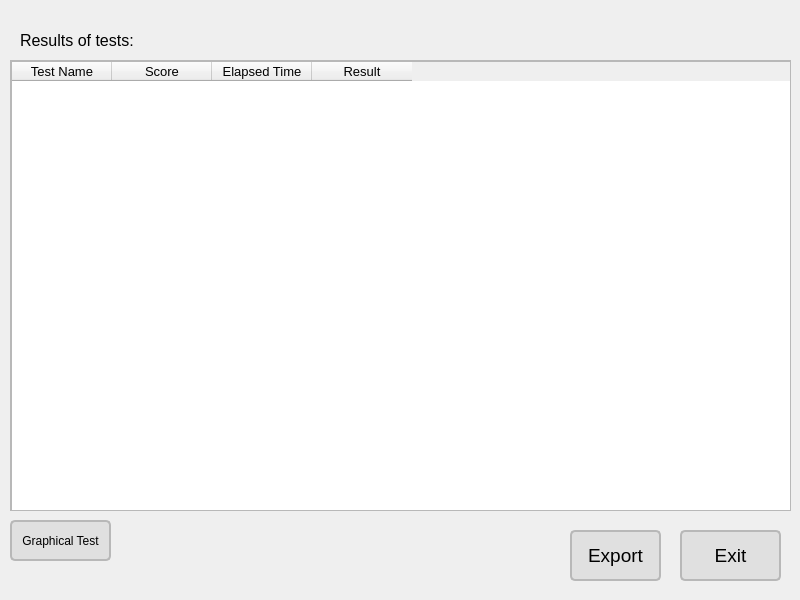
First picture: the form in gui/ui/Results.ui, repository Mitt33/rngTest, before the edit.
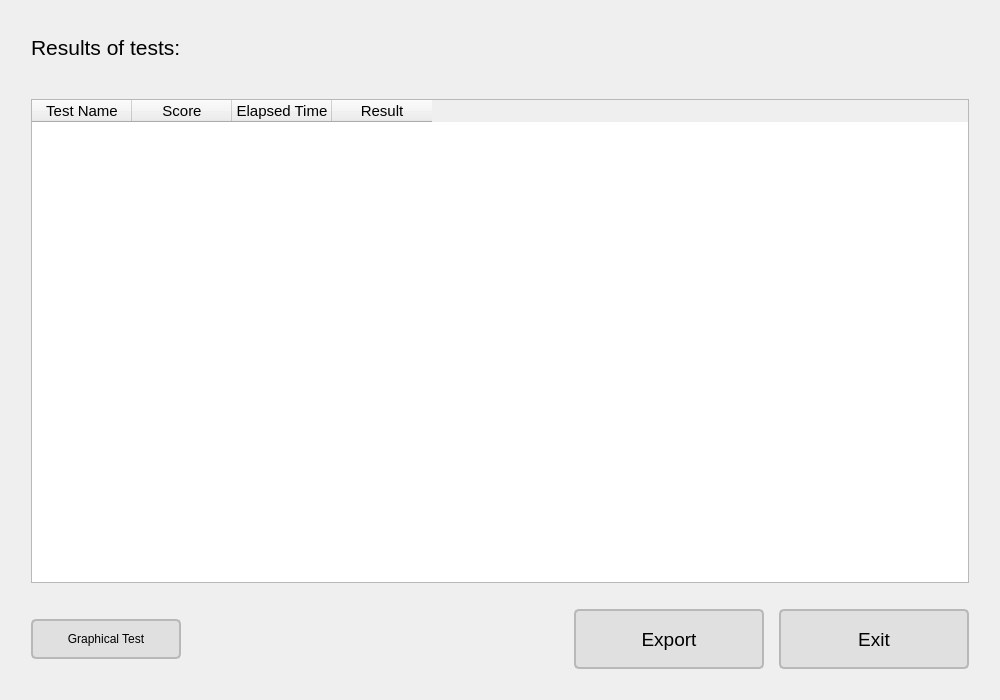
Second picture: the form after the edit.

The edit to the form file:
```diff
--- a/gui/ui/Results.ui
+++ b/gui/ui/Results.ui
@@ -6,95 +6,85 @@
    <rect>
     <x>0</x>
     <y>0</y>
-    <width>800</width>
-    <height>600</height>
+    <width>1000</width>
+    <height>700</height>
    </rect>
   </property>
   <property name="windowTitle">
    <string>Form</string>
   </property>
+  <layout class="QVBoxLayout" name="verticalLayout" stretch="2,14,3">
+   <item>
+    <layout class="QHBoxLayout" name="horizontalLayout">
+     <property name="leftMargin">
+      <number>20</number>
+     </property>
+     <property name="topMargin">
+      <number>10</number>
+     </property>
+     <property name="rightMargin">
+      <number>20</number>
+     </property>
+     <property name="bottomMargin">
+      <number>10</number>
+     </property>
+     <item>
   <widget class="QLabel" name="label">
-   <property name="geometry">
-    <rect>
-     <x>20</x>
-     <y>20</y>
-     <width>181</width>
-     <height>41</height>
-    </rect>
+       <property name="minimumSize">
+        <size>
+         <width>200</width>
+         <height>40</height>
+        </size>
    </property>
    <property name="font">
     <font>
-     <pointsize>12</pointsize>
+         <pointsize>16</pointsize>
     </font>
    </property>
    <property name="text">
     <string>Results of tests:</string>
    </property>
   </widget>
-  <widget class="QPushButton" name="exit_btn">
-   <property name="geometry">
-    <rect>
-     <x>680</x>
-     <y>530</y>
-     <width>101</width>
-     <height>51</height>
-    </rect>
+     </item>
+     <item>
+      <widget class="QLabel" name="time_label">
+       <property name="minimumSize">
+        <size>
+         <width>150</width>
+         <height>40</height>
+        </size>
    </property>
    <property name="font">
     <font>
-     <pointsize>14</pointsize>
-    </font>
-   </property>
-   <property name="styleSheet">
-    <string notr="true">QPushButton {
-    background-color: rgb(224, 224, 224);
-    border-radius: 5px;
-    border: 2px solid rgb(184, 184, 184);
-    padding: 6px;
-}
-
-QPushButton:hover {
-    background-color: rgb(200, 200, 200);
-    border: 2px solid rgb(154, 154, 154);
-}</string>
-   </property>
+         <pointsize>12</pointsize>
+        </font>
+       </property>
    <property name="text">
-    <string>Exit</string>
-   </property>
-  </widget>
-  <widget class="QScrollArea" name="scrollArea">
-   <property name="geometry">
-    <rect>
-     <x>10</x>
-     <y>60</y>
-     <width>781</width>
-     <height>451</height>
-    </rect>
-   </property>
-   <property name="widgetResizable">
-    <bool>true</bool>
-   </property>
-   <widget class="QWidget" name="scrollAreaWidgetContents">
-    <property name="geometry">
-     <rect>
-      <x>0</x>
-      <y>0</y>
-      <width>779</width>
-      <height>449</height>
-     </rect>
-    </property>
+        <string/>
+       </property>
+      </widget>
+     </item>
+    </layout>
+   </item>
+   <item>
+    <layout class="QVBoxLayout" name="verticalLayout_2">
+     <property name="leftMargin">
+      <number>20</number>
+     </property>
+     <property name="topMargin">
+      <number>10</number>
+     </property>
+     <property name="rightMargin">
+      <number>20</number>
+     </property>
+     <property name="bottomMargin">
+      <number>10</number>
+     </property>
+     <item>
     <widget class="QTableWidget" name="tableWidget">
-     <property name="geometry">
-      <rect>
-       <x>0</x>
-       <y>0</y>
-       <width>781</width>
-       <height>451</height>
-      </rect>
-     </property>
      <property name="font">
       <font>
-       <pointsize>10</pointsize>
+         <pointsize>11</pointsize>
       </font>
      </property>
      <property name="sizeAdjustPolicy">
@@ -121,16 +111,39 @@
       </property>
      </column>
     </widget>
-   </widget>
-  </widget>
+     </item>
+    </layout>
+   </item>
+   <item>
+    <layout class="QHBoxLayout" name="horizontalLayout_2">
+     <property name="spacing">
+      <number>15</number>
+     </property>
+     <property name="leftMargin">
+      <number>20</number>
+     </property>
+     <property name="topMargin">
+      <number>10</number>
+     </property>
+     <property name="rightMargin">
+      <number>20</number>
+     </property>
+     <property name="bottomMargin">
+      <number>20</number>
+     </property>
+     <item>
   <widget class="QPushButton" name="graphical_btn">
-   <property name="geometry">
-    <rect>
-     <x>10</x>
-     <y>520</y>
-     <width>101</width>
-     <height>41</height>
-    </rect>
+       <property name="sizePolicy">
+        <sizepolicy hsizetype="Fixed" vsizetype="Fixed">
+         <horstretch>0</horstretch>
+         <verstretch>0</verstretch>
+        </sizepolicy>
+       </property>
+       <property name="minimumSize">
+        <size>
+         <width>150</width>
+         <height>40</height>
+        </size>
    </property>
    <property name="font">
     <font>
@@ -154,14 +167,33 @@
     <string>Graphical Test</string>
    </property>
   </widget>
+     </item>
+     <item>
+      <spacer name="horizontalSpacer">
+       <property name="orientation">
+        <enum>Qt::Horizontal</enum>
+       </property>
+       <property name="sizeHint" stdset="0">
+        <size>
+         <width>40</width>
+         <height>20</height>
+        </size>
+       </property>
+      </spacer>
+     </item>
+     <item>
   <widget class="QPushButton" name="export_btn">
-   <property name="geometry">
-    <rect>
-     <x>570</x>
-     <y>530</y>
-     <width>91</width>
-     <height>51</height>
-    </rect>
+       <property name="sizePolicy">
+        <sizepolicy hsizetype="Fixed" vsizetype="Fixed">
+         <horstretch>0</horstretch>
+         <verstretch>0</verstretch>
+        </sizepolicy>
+       </property>
+       <property name="minimumSize">
+        <size>
+         <width>190</width>
+         <height>60</height>
+        </size>
    </property>
    <property name="font">
     <font>
@@ -185,6 +217,47 @@
     <string>Export</string>
    </property>
   </widget>
+     </item>
+     <item>
+      <widget class="QPushButton" name="exit_btn">
+       <property name="sizePolicy">
+        <sizepolicy hsizetype="Fixed" vsizetype="Fixed">
+         <horstretch>0</horstretch>
+         <verstretch>0</verstretch>
+        </sizepolicy>
+       </property>
+       <property name="minimumSize">
+        <size>
+         <width>190</width>
+         <height>60</height>
+        </size>
+       </property>
+       <property name="font">
+        <font>
+         <pointsize>14</pointsize>
+        </font>
+       </property>
+       <property name="styleSheet">
+        <string notr="true">QPushButton {
+    background-color: rgb(224, 224, 224);
+    border-radius: 5px;
+    border: 2px solid rgb(184, 184, 184);
+    padding: 6px;
+}
+
+QPushButton:hover {
+    background-color: rgb(200, 200, 200);
+    border: 2px solid rgb(154, 154, 154);
+}</string>
+       </property>
+       <property name="text">
+        <string>Exit</string>
+       </property>
+      </widget>
+     </item>
+    </layout>
+   </item>
+  </layout>
  </widget>
  <resources/>
  <connections/>
```
Lines whose indentation alone changed are shown as unchanged.
